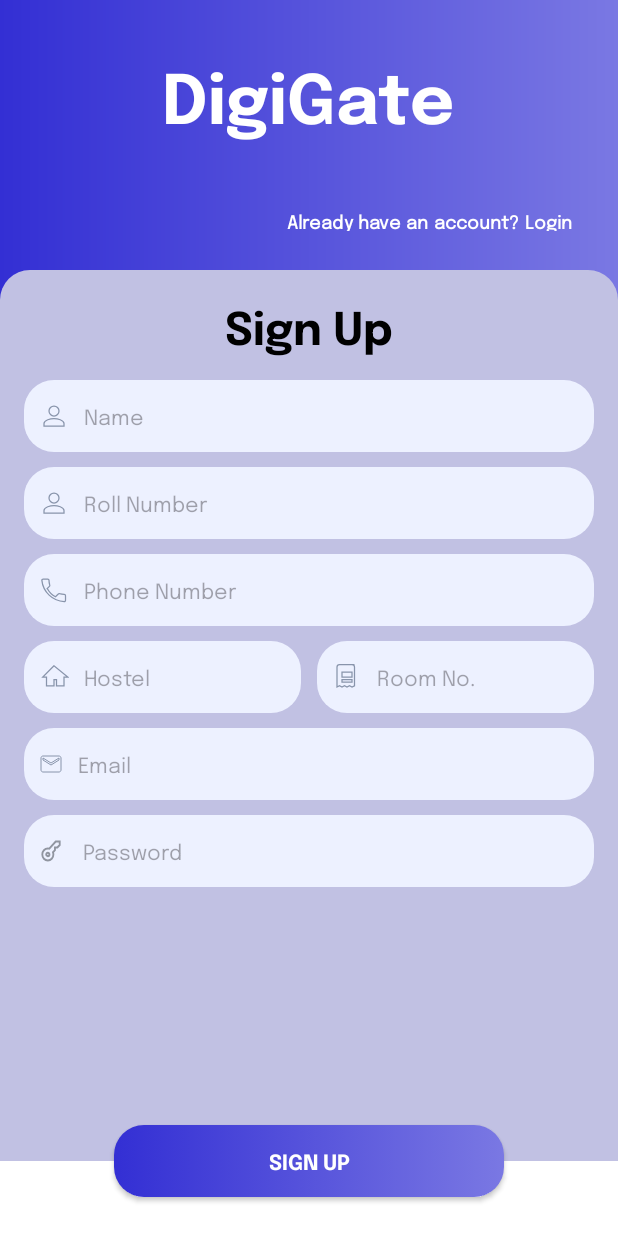
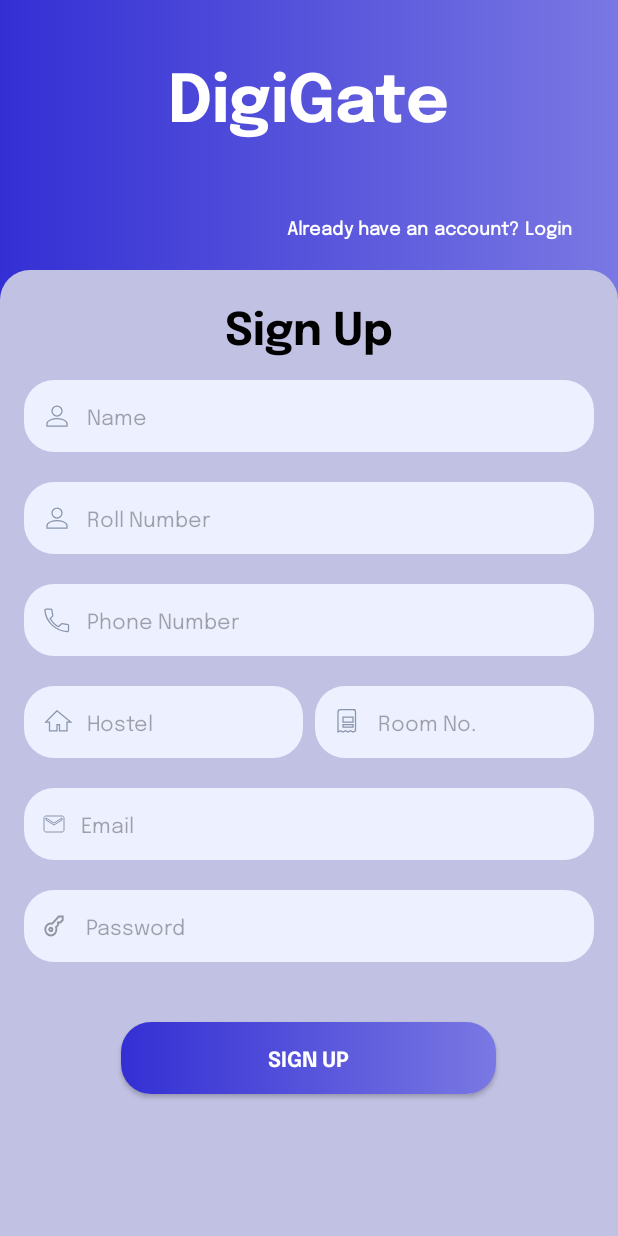
Before and after one commit to VinaySurwase/DigiGate, an Android app: the screen it shows after launch (SignUpActivity), on a phone screen of 412 x 824 dp. Run offline under Robolectric (Android 15) with nearby library versions, the phone set to English and light mode, and no system bars.

Commit message:
SignUp page(fixed)

```diff
--- a/app/src/main/res/layout/activity_sign_up.xml
+++ b/app/src/main/res/layout/activity_sign_up.xml
@@ -27,16 +27,16 @@
             android:fontFamily="@font/epilogue_bold"
             android:textFontWeight="600"
             android:text="@string/digigate"
-            android:textSize="45sp"
+            android:textSize="44sp"
             android:textColor="@android:color/white"
             android:layout_marginTop="16dp"/>
 
         <Button
             android:id="@+id/login_button"
             android:layout_width="wrap_content"
-            android:layout_height="wrap_content"
+            android:layout_height="48dp"
             android:layout_marginStart="80dp"
-            android:layout_marginTop="35dp"
+            android:layout_marginTop="36dp"
             android:background="?attr/selectableItemBackground"
             android:fontFamily="@font/epilogue_regular"
             android:text="@string/already_have_an_account_login"
@@ -52,7 +52,7 @@
         android:background="@drawable/signuppage"
         android:orientation="vertical"
         android:padding="16dp"
-        app:layout_constraintBottom_toTopOf="@+id/whiteblock"
+        app:layout_constraintBottom_toBottomOf="parent"
         app:layout_constraintEnd_toEndOf="parent"
         app:layout_constraintHorizontal_bias="0.0"
         app:layout_constraintStart_toStartOf="parent"
@@ -73,43 +73,43 @@
         <EditText
             android:layout_width="match_parent"
             android:layout_height="48dp"
-            android:layout_marginBottom="10dp"
+            android:layout_marginBottom="20dp"
             android:textSize="14sp"
             android:background="@drawable/inputbg"
             android:fontFamily="@font/epilogue_regular"
             android:drawableStart="@drawable/ic_person"
             android:hint="@string/name"
             android:inputType="textPersonName"
-            android:padding="10dp" />
+            android:padding="12dp" />
 
         <EditText
             android:layout_width="match_parent"
             android:layout_height="48dp"
-            android:layout_marginBottom="10dp"
+            android:layout_marginBottom="20dp"
             android:textSize="14sp"
             android:background="@drawable/inputbg"
             android:fontFamily="@font/epilogue_regular"
             android:drawableStart="@drawable/ic_person"
             android:hint="@string/roll_number"
             android:inputType="text"
-            android:padding="10dp" />
+            android:padding="12dp" />
 
         <EditText
             android:layout_width="match_parent"
             android:layout_height="48dp"
-            android:layout_marginBottom="10dp"
+            android:layout_marginBottom="20dp"
             android:background="@drawable/inputbg"
             android:textSize="14sp"
             android:fontFamily="@font/epilogue_regular"
             android:drawableStart="@drawable/ic_phone"
             android:hint="@string/phone_number"
             android:inputType="phone"
-            android:padding="10dp" />
+            android:padding="12dp" />
 
         <LinearLayout
             android:layout_width="match_parent"
             android:layout_height="wrap_content"
-            android:layout_marginBottom="10dp"
+            android:layout_marginBottom="20dp"
             android:orientation="horizontal">
 
             <EditText
@@ -122,8 +122,8 @@
                 android:hint="@string/hostel"
                 android:fontFamily="@font/epilogue_regular"
                 android:inputType="text"
-                android:padding="10dp"
-                android:layout_marginEnd="5dp" />
+                android:padding="12dp"
+                android:layout_marginEnd="4dp" />
 
             <EditText
                 android:layout_width="0dp"
@@ -135,21 +135,21 @@
                 android:hint="@string/room_no"
                 android:fontFamily="@font/epilogue_regular"
                 android:inputType="text"
-                android:padding="10dp"
-                android:layout_marginStart="5dp" />
+                android:padding="12dp"
+                android:layout_marginStart="4dp" />
         </LinearLayout>
 
         <EditText
             android:layout_width="match_parent"
             android:layout_height="48dp"
-            android:layout_marginBottom="10dp"
+            android:layout_marginBottom="20dp"
             android:background="@drawable/inputbg"
             android:drawableStart="@drawable/ic_email"
             android:textSize="14sp"
             android:hint="@string/email"
             android:fontFamily="@font/epilogue_regular"
             android:inputType="textEmailAddress"
-            android:padding="10dp" />
+            android:padding="12dp" />
 
         <EditText
             android:layout_width="match_parent"
@@ -161,34 +161,20 @@
             android:inputType="textPassword"
             android:textSize="14sp"
             android:fontFamily="@font/epilogue_regular"
-            android:padding="10dp"/>
-    </LinearLayout>
-
-    <LinearLayout
-        android:layout_width="match_parent"
-        android:layout_height="50dp"
-        android:orientation="horizontal"
-        android:id="@+id/whiteblock"
-        android:background="@color/white"
-        app:layout_constraintBottom_toBottomOf="parent"
-        app:layout_constraintStart_toStartOf="parent"
-        app:layout_constraintEnd_toEndOf="parent"
-        tools:layout_editor_absoluteX="0dp" />
+            android:padding="12dp"/>
 
         <androidx.appcompat.widget.AppCompatButton
             android:id="@+id/signup_button"
-        android:layout_width="260dp"
+            android:layout_width="250dp"
             android:layout_height="wrap_content"
+            android:layout_marginTop="20dp"
             android:background="@drawable/button_background"
             android:padding="12dp"
             android:text="@string/signup"
             android:fontFamily="@font/epilogue_bold"
             android:textFontWeight="600"
             android:textColor="@android:color/white"
-        app:layout_constraintStart_toStartOf="parent"
-        app:layout_constraintEnd_toEndOf="parent"
-        app:layout_constraintBottom_toTopOf="@+id/whiteblock"
-        app:layout_constraintTop_toBottomOf="@+id/bottomContainer"
-        app:layout_constraintVertical_bias="0.5" />
+            android:layout_gravity="center" />
+    </LinearLayout>
 
 </androidx.constraintlayout.widget.ConstraintLayout>
```
Lines whose indentation alone changed are shown as unchanged.
